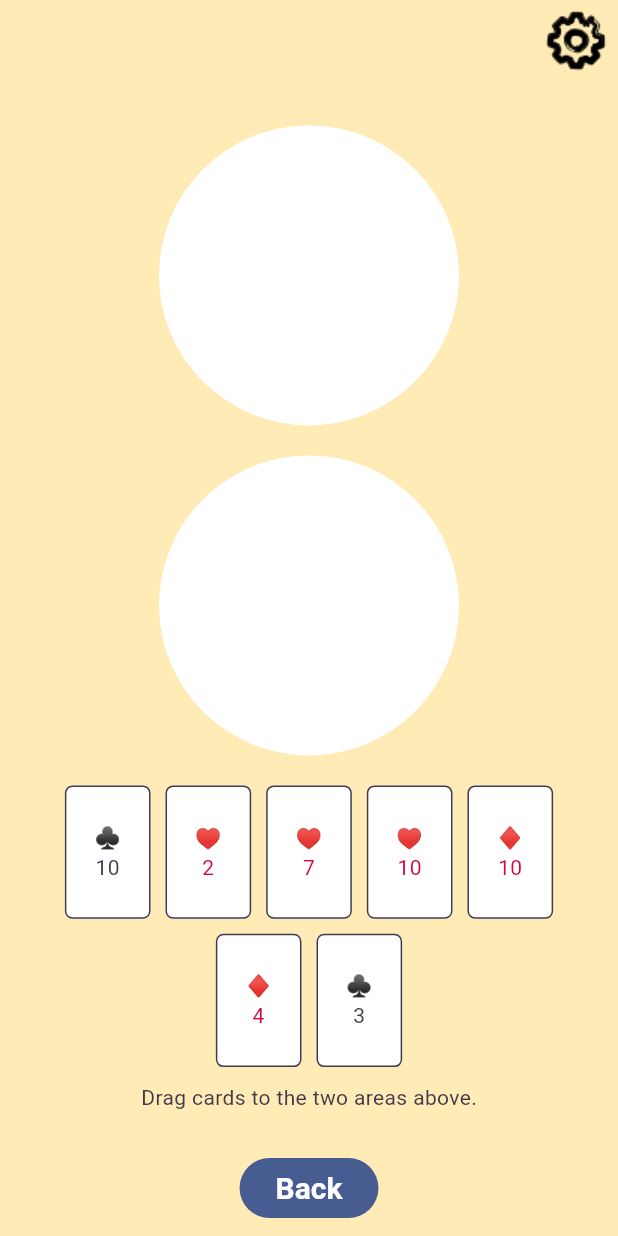
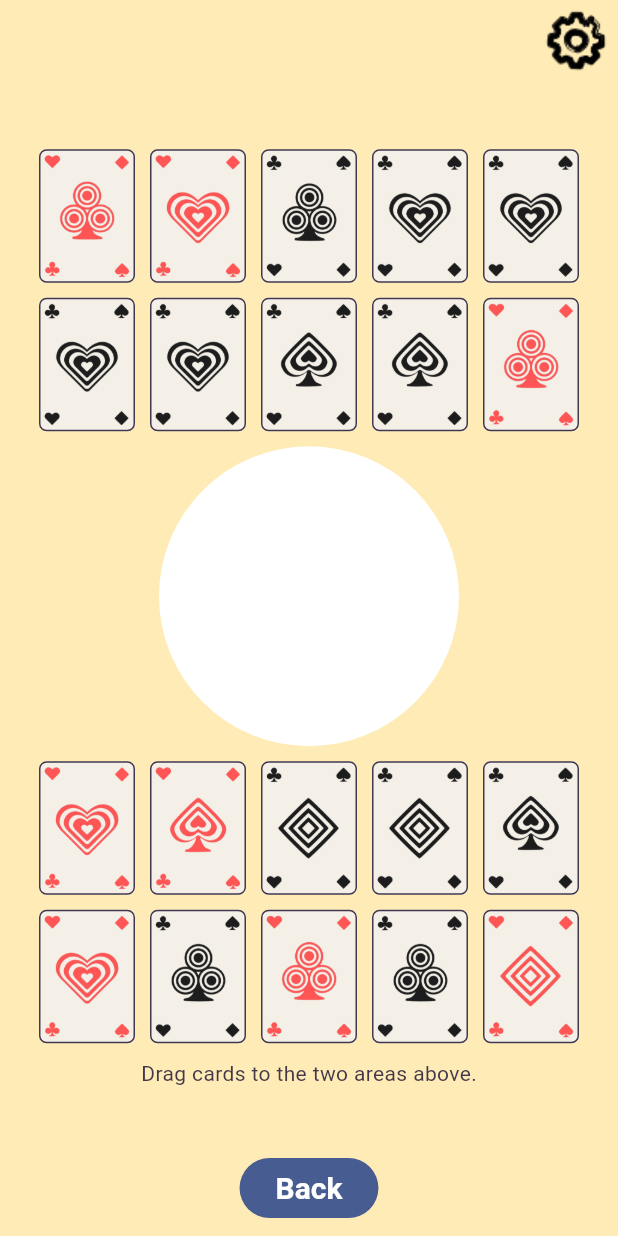
Before and after one commit to Equi3327/match-is.github.io, a Flutter app: the PlaySessionScreen screen opened by its route, on a phone screen of 412 x 824 dp. Run offline on Flutter 3.47's test engine with Material 3 defaults, Android fonts, the phone set to English and light mode, and no system bars; our stand-ins replace audioplayers, equatable, go_router, shared_preferences; accounts and stored records are empty.

Commit message:
added my assets and added two players and one playing area

```diff
--- a/lib/game_internals/board_state.dart
+++ b/lib/game_internals/board_state.dart
@@ -2,30 +2,53 @@ import 'package:flutter/foundation.dart';
 
 import 'player.dart';
 import 'playing_area.dart';
+import 'playing_card.dart';
 
 class BoardState {
+  /// Added this line for max cards in deck
+  static const maxCards = 20;
+
   final VoidCallback onWin;
 
-  final PlayingArea areaOne = PlayingArea();
+  // final PlayingArea areaOne = PlayingArea();
 
-  final PlayingArea areaTwo = PlayingArea();
+  // final PlayingArea areaTwo = PlayingArea();
+  final PlayingArea playingArea = PlayingArea();
 
-  final Player player = Player();
+  /// Deck of cards
+  final List<PlayingCard> deck =
+      List.generate(maxCards, (index) => PlayingCard.random());
+
+  ///
+  // final Player firstPlayer = Player();
+  // final Player secondPlayer = Player();
+  late final Player firstPlayer;
+  late final Player secondPlayer;
 
   BoardState({required this.onWin}) {
-    player.addListener(_handlePlayerChange);
+    deck.shuffle();
+    // firstPlayer.hand = deck.sublist(0, maxCards~/2);
+    // secondPlayer.hand = deck.sublist(maxCards~/2, maxCards);
+    firstPlayer = Player(
+      hand: deck.sublist(0, maxCards ~/ 2),
+    );
+    secondPlayer = Player(
+      hand: deck.sublist(maxCards ~/ 2, maxCards),
+    );
+    firstPlayer.addListener(_handlePlayerChange);
+    secondPlayer.addListener(_handlePlayerChange);
   }
 
-  List<PlayingArea> get areas => [areaOne, areaTwo];
+  PlayingArea get areas => playingArea;
 
   void dispose() {
-    player.removeListener(_handlePlayerChange);
-    areaOne.dispose();
-    areaTwo.dispose();
+    firstPlayer.removeListener(_handlePlayerChange);
+    secondPlayer.removeListener(_handlePlayerChange);
+    playingArea.dispose();
   }
 
   void _handlePlayerChange() {
-    if (player.hand.isEmpty) {
+    if (firstPlayer.hand.isEmpty || secondPlayer.hand.isEmpty) {
       onWin();
     }
   }
--- a/lib/game_internals/card_suit.dart
+++ b/lib/game_internals/card_suit.dart
@@ -1,42 +1,51 @@
 enum CardSuit {
-  clubs(1),
-  spades(2),
-  hearts(3),
-  diamonds(4);
+  // clubs(1),
+  // spades(2),
+  // hearts(3),
+  // diamonds(4);
+  clover("clover"),
+  spade("spade"),
+  heart("heart"),
+  diamond("diamond");
 
-  final int internalRepresentation;
+  final String internalRepresentation;
 
   const CardSuit(this.internalRepresentation);
 
-  String get asCharacter {
-    switch (this) {
-      case CardSuit.spades:
-        return '♠';
-      case CardSuit.hearts:
-        return '♥';
-      case CardSuit.diamonds:
-        return '♦';
-      case CardSuit.clubs:
-        return '♣';
-    }
-  }
+  // String get asCharacter {
+  //   switch (this) {
+  //     case CardSuit.spade:
+  //       return '♠';
+  //     case CardSuit.heart:
+  //       return '♥';
+  //     case CardSuit.diamond:
+  //       return '♦';
+  //     case CardSuit.clover:
+  //       return '♣';
+  //   }
+  // }
 
-  CardSuitColor get color {
-    switch (this) {
-      case CardSuit.spades:
-      case CardSuit.clubs:
-        return CardSuitColor.black;
-      case CardSuit.hearts:
-      case CardSuit.diamonds:
-        return CardSuitColor.red;
-    }
-  }
+  // CardSuitColor get color {
+  //   switch (this) {
+  //     case CardSuit.spade:
+  //     case CardSuit.clover:
+  //       return CardSuitColor.black;
+  //     case CardSuit.heart:
+  //     case CardSuit.diamond:
+  //       return CardSuitColor.red;
+  //   }
+  // }
 
   @override
-  String toString() => asCharacter;
+  String toString() => internalRepresentation;
 }
 
 enum CardSuitColor {
-  black,
-  red,
+  black("black"),
+  red("red");
+
+  final String internalRepresentation;
+  const CardSuitColor(this.internalRepresentation);
+  @override
+  String toString() => internalRepresentation;
 }
--- a/lib/game_internals/player.dart
+++ b/lib/game_internals/player.dart
@@ -3,10 +3,13 @@ import 'package:flutter/foundation.dart';
 import 'playing_card.dart';
 
 class Player extends ChangeNotifier {
-  static const maxCards = 7;
+  // static const maxCards = 7;
+  //
+  // final List<PlayingCard> hand =
+  //     List.generate(maxCards, (index) => PlayingCard.random());
 
-  final List<PlayingCard> hand =
-      List.generate(maxCards, (index) => PlayingCard.random());
+  Player({required this.hand});
+  final List<PlayingCard> hand;
 
   void removeCard(PlayingCard card) {
     hand.remove(card);
--- a/lib/game_internals/playing_card.dart
+++ b/lib/game_internals/playing_card.dart
@@ -1,50 +1,53 @@
 import 'dart:math';
 
+import 'package:equatable/equatable.dart';
 import 'package:flutter/foundation.dart';
 
 import 'card_suit.dart';
 
-@immutable
-class PlayingCard {
+class PlayingCard  extends Equatable {
   static final _random = Random();
 
   final CardSuit suit;
 
-  final int value;
+  final CardSuitColor suitColor;
 
-  const PlayingCard(this.suit, this.value);
+  const PlayingCard(this.suit, this.suitColor);
 
-  factory PlayingCard.fromJson(Map<String, dynamic> json) {
-    return PlayingCard(
-      CardSuit.values
-          .singleWhere((e) => e.internalRepresentation == json['suit']),
-      json['value'],
-    );
-  }
+  // factory PlayingCard.fromJson(Map<String, dynamic> json) {
+  //   return PlayingCard(
+  //     CardSuit.values
+  //         .singleWhere((e) => e.internalRepresentation == json['suit']),
+  //     json['value'],
+  //   );
+  // }
 
   factory PlayingCard.random([Random? random]) {
     random ??= _random;
     return PlayingCard(
       CardSuit.values[random.nextInt(CardSuit.values.length)],
-      2 + random.nextInt(9),
+      CardSuitColor.values[random.nextInt(CardSuitColor.values.length)],
     );
   }
 
-  @override
-  int get hashCode => Object.hash(suit, value);
+  // @override
+  // int get hashCode => suit;
 
-  @override
-  bool operator ==(Object other) {
-    return other is PlayingCard && other.suit == suit && other.value == value;
-  }
+  // @override
+  // bool operator ==(Object other) {
+  //   return other is PlayingCard && other.suit == suit;
+  // }
 
-  Map<String, dynamic> toJson() => {
-        'suit': suit.internalRepresentation,
-        'value': value,
-      };
+  // Map<String, dynamic> toJson() => {
+  //       'suit': suit.internalRepresentation,
+  //       'value': value,
+  //     };
 
   @override
   String toString() {
-    return '$suit$value';
+    return '${suit.internalRepresentation}${suitColor.internalRepresentation}';
   }
+
+  @override
+  List<Object> get props => [suit,suitColor];
 }
--- a/lib/play_session/board_widget.dart
+++ b/lib/play_session/board_widget.dart
@@ -23,19 +23,24 @@ class _BoardWidgetState extends State<BoardWidget> {
       mainAxisAlignment: MainAxisAlignment.center,
       crossAxisAlignment: CrossAxisAlignment.stretch,
       children: [
-        Padding(
-          padding: const EdgeInsets.all(10),
-          child: Wrap(
-            alignment: WrapAlignment.center,
-            spacing: 20,
-            runSpacing: 20,
-            children: [
-              PlayingAreaWidget(boardState.areaOne),
-              PlayingAreaWidget(boardState.areaTwo),
-            ],
-          ),
+        PlayerHandWidget(
+          player: boardState.secondPlayer,
         ),
-        PlayerHandWidget(),
+        // Padding(
+        //   padding: const EdgeInsets.all(10),
+        //   child: Wrap(
+        //     alignment: WrapAlignment.center,
+        //     spacing: 20,
+        //     runSpacing: 20,
+        //     children: [
+        PlayingAreaWidget(boardState.playingArea),
+        //       PlayingAreaWidget(boardState.areaTwo),
+        //     ],
+        //   ),
+        // ),
+        PlayerHandWidget(
+          player: boardState.firstPlayer,
+        ),
       ],
     );
   }
--- a/lib/play_session/player_hand_widget.dart
+++ b/lib/play_session/player_hand_widget.dart
@@ -2,14 +2,15 @@ import 'package:flutter/material.dart';
 import 'package:provider/provider.dart';
 
 import '../game_internals/board_state.dart';
+import '../game_internals/player.dart';
 import 'playing_card_widget.dart';
 
 class PlayerHandWidget extends StatelessWidget {
-  const PlayerHandWidget({super.key});
-
+  const PlayerHandWidget({super.key, required this.player});
+  final Player player;
   @override
   Widget build(BuildContext context) {
-    final boardState = context.watch<BoardState>();
+    // final boardState = context.watch<BoardState>();
 
     return Padding(
       padding: const EdgeInsets.all(10),
@@ -18,15 +19,15 @@ class PlayerHandWidget extends StatelessWidget {
         child: ListenableBuilder(
           // Make sure we rebuild every time there's an update
           // to the player's hand.
-          listenable: boardState.player,
+          listenable: player,
           builder: (context, child) {
             return Wrap(
               alignment: WrapAlignment.center,
               spacing: 10,
               runSpacing: 10,
               children: [
-                ...boardState.player.hand.map((card) =>
-                    PlayingCardWidget(card, player: boardState.player)),
+                ...player.hand.map((card) =>
+                    PlayingCardWidget(card, player: player)),
               ],
             );
           },
--- a/lib/play_session/playing_card_widget.dart
+++ b/lib/play_session/playing_card_widget.dart
@@ -3,16 +3,15 @@ import 'package:provider/provider.dart';
 
 import '../audio/audio_controller.dart';
 import '../audio/sounds.dart';
-import '../game_internals/card_suit.dart';
 import '../game_internals/player.dart';
 import '../game_internals/playing_card.dart';
 import '../style/palette.dart';
 
 class PlayingCardWidget extends StatelessWidget {
   // A standard playing card is 57.1mm x 88.9mm.
-  static const double width = 57.1;
+  static const double width = 64;
 
-  static const double height = 88.9;
+  static const double height = 89;
 
   final PlayingCard card;
 
@@ -23,24 +22,38 @@ class PlayingCardWidget extends StatelessWidget {
   @override
   Widget build(BuildContext context) {
     final palette = context.watch<Palette>();
-    final textColor =
-        card.suit.color == CardSuitColor.red ? palette.redPen : palette.ink;
+    // final textColor =
+    //     card.suit.color == CardSuitColor.red ? palette.redPen : palette.ink;
 
-    final cardWidget = DefaultTextStyle(
-      style: Theme.of(context).textTheme.bodyMedium!.apply(color: textColor),
-      child: Container(
+    // final cardWidget = DefaultTextStyle(
+    //   style: Theme.of(context).textTheme.bodyMedium!.apply(color: textColor),
+    //   child: Container(
+    //     width: width,
+    //     height: height,
+    //     decoration: BoxDecoration(
+    //       color: palette.trueWhite,
+    //       border: Border.all(color: palette.ink),
+    //       borderRadius: BorderRadius.circular(5),
+    //     ),
+    //     child: Center(
+    //       child: Text('${card.suit.asCharacter}\n${card.value}',
+    //           textAlign: TextAlign.center),
+    //     ),
+    //   ),
+    // );
+    final cardWidget = Container(
       width: width,
       height: height,
       decoration: BoxDecoration(
+        image:  DecorationImage(image: AssetImage("assets/my_assets/${card.suit.internalRepresentation}_${card.suitColor.internalRepresentation}.png")),
         color: palette.trueWhite,
         border: Border.all(color: palette.ink),
         borderRadius: BorderRadius.circular(5),
       ),
-        child: Center(
-          child: Text('${card.suit.asCharacter}\n${card.value}',
-              textAlign: TextAlign.center),
-        ),
-      ),
+      // child: Center(
+      //   child: Text('${card.suit.asCharacter}\n${card.value}',
+      //       textAlign: TextAlign.center),
+      // ),
     );
 
     /// Cards that aren't in a player's hand are not draggable.
--- a/pubspec.yaml
+++ b/pubspec.yaml
@@ -41,6 +41,7 @@ dependencies:
   go_router: ^14.6.1
   audioplayers: ^6.1.0
   async: ^2.11.0
+  equatable: ^2.0.7
 
 dev_dependencies:
   flutter_test:
```
Also changed, not shown: pubspec.lock, 2 other files. Lines whose indentation alone changed are shown as unchanged.
